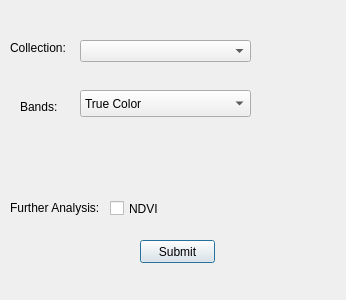
Old version of the form src/options_dialog/options_dialog.ui in the repository theokretz/SatHubAI.
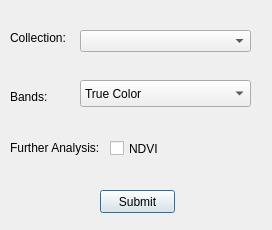
New version of the form. Custom widgets are drawn as their Qt base class.

Commit message: v11 made interface prettier

Patch:
```diff
--- a/src/options_dialog/options_dialog.ui
+++ b/src/options_dialog/options_dialog.ui
@@ -6,8 +6,8 @@
    <rect>
     <x>0</x>
     <y>0</y>
-    <width>346</width>
-    <height>300</height>
+    <width>272</width>
+    <height>230</height>
    </rect>
   </property>
   <property name="windowTitle">
@@ -17,7 +17,7 @@
    <property name="geometry">
     <rect>
      <x>80</x>
-     <y>40</y>
+     <y>30</y>
      <width>171</width>
      <height>22</height>
     </rect>
@@ -30,7 +30,7 @@
    <property name="geometry">
     <rect>
      <x>10</x>
-     <y>40</y>
+     <y>30</y>
      <width>61</width>
      <height>16</height>
     </rect>
@@ -43,7 +43,7 @@
    <property name="geometry">
     <rect>
      <x>110</x>
-     <y>200</y>
+     <y>140</y>
      <width>70</width>
      <height>17</height>
     </rect>
@@ -56,7 +56,7 @@
    <property name="geometry">
     <rect>
      <x>10</x>
-     <y>200</y>
+     <y>140</y>
      <width>91</width>
      <height>16</height>
     </rect>
@@ -68,8 +68,8 @@
   <widget class="QPushButton" name="pbSubmit">
    <property name="geometry">
     <rect>
-     <x>140</x>
-     <y>240</y>
+     <x>100</x>
+     <y>190</y>
      <width>75</width>
      <height>23</height>
     </rect>
@@ -82,7 +82,7 @@
    <property name="geometry">
     <rect>
      <x>80</x>
-     <y>90</y>
+     <y>80</y>
      <width>171</width>
      <height>27</height>
     </rect>
@@ -116,8 +116,8 @@
   <widget class="QLabel" name="label_4">
    <property name="geometry">
     <rect>
-     <x>20</x>
-     <y>100</y>
+     <x>10</x>
+     <y>90</y>
      <width>47</width>
      <height>13</height>
     </rect>
```
The commit also changes 1 other file.
